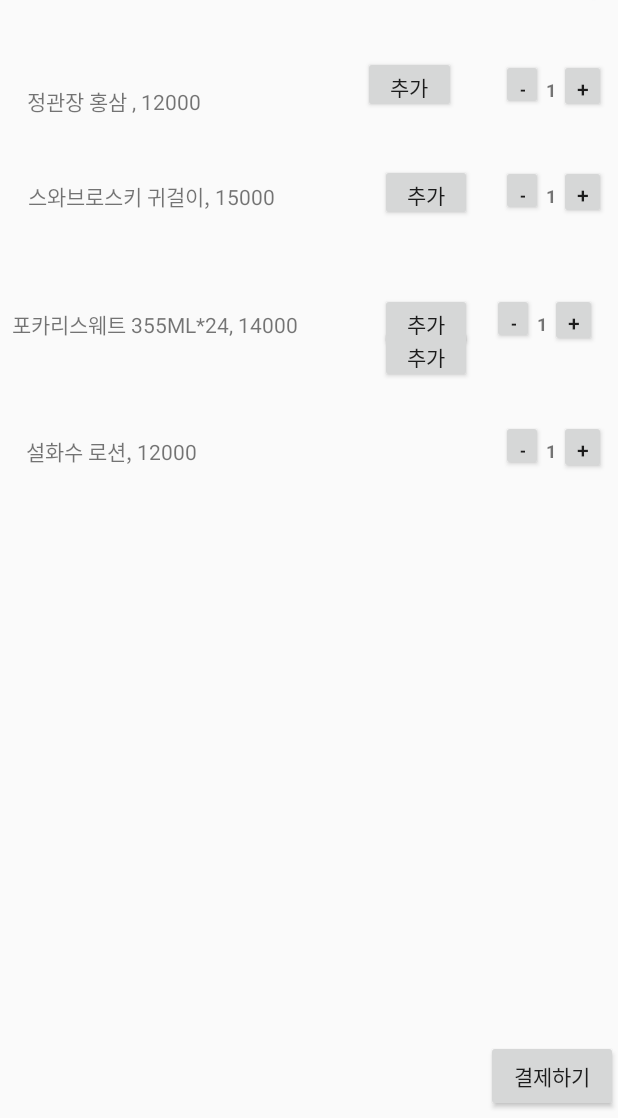
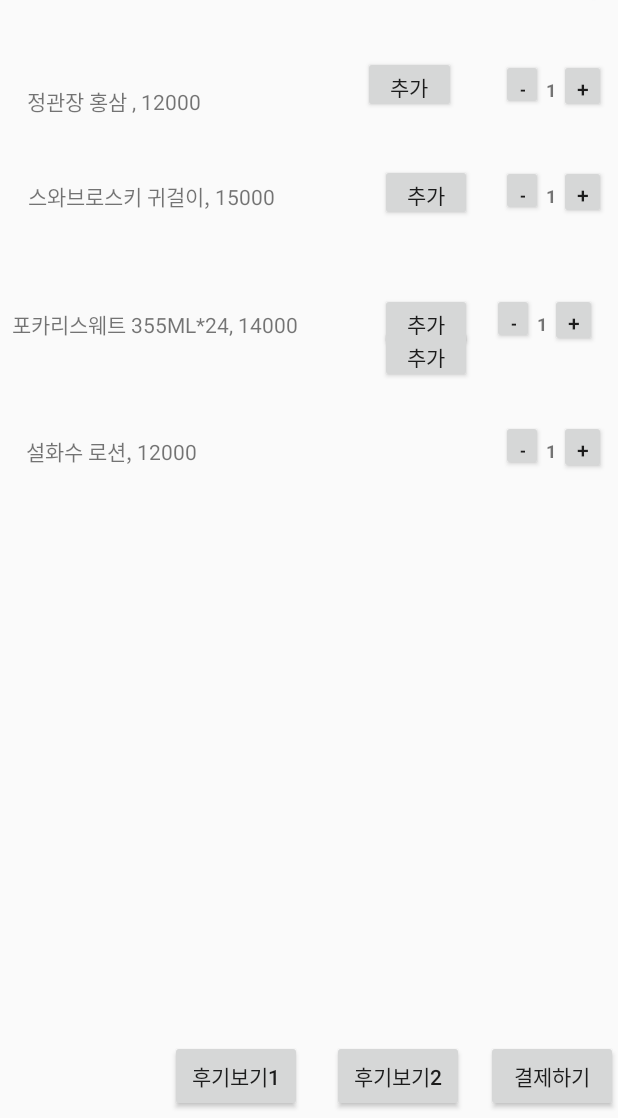
Before and after one commit to TrustOne/ddang, an Android app: the screen it shows after launch (MainActivity), on a phone screen of 412 x 824 dp, the part 118-1236 px from its top. Run offline under Robolectric (Android 15) with nearby library versions, the phone set to English and light mode, and no system bars; our stand-ins replace Firebase (no records; nobody signed in at launch, a user with empty details on screens opened directly); libraries missing offline, so code that uses them is left out: com.facebook, com.facebook.login.

Commit message:
0808_첫번째

```diff
--- a/app/build.gradle
+++ b/app/build.gradle
@@ -34,9 +34,6 @@ dependencies {
     compile 'com.google.android.gms:play-services-auth:15.0.1'
     compile 'com.google.firebase:firebase-firestore:15.0.0'
 
-
-
-
     //   compile files('libs/naveridlogin_android_sdk_4.2.0.aar')
 
 
--- a/app/src/main/res/layout/activity_main.xml
+++ b/app/src/main/res/layout/activity_main.xml
@@ -333,5 +333,32 @@
             android:text="+" />
     </LinearLayout>
 
+    <Button
+        android:id="@+id/btn_comment2"
+        android:layout_width="wrap_content"
+        android:layout_height="wrap_content"
+        android:layout_marginBottom="4dp"
+        android:text="후기보기2"
+        app:layout_constraintBottom_toBottomOf="parent"
+        app:layout_constraintEnd_toEndOf="parent"
+        app:layout_constraintHorizontal_bias="0.683"
+        app:layout_constraintStart_toStartOf="parent"
+        app:layout_constraintTop_toTopOf="parent"
+        app:layout_constraintVertical_bias="1.0" />
+
+    <Button
+        android:id="@+id/btn_comment1"
+        android:layout_width="wrap_content"
+        android:layout_height="wrap_content"
+        android:layout_marginBottom="4dp"
+        android:onClick="Comment1_click"
+        android:text="후기보기1"
+        app:layout_constraintBottom_toBottomOf="parent"
+        app:layout_constraintEnd_toEndOf="parent"
+        app:layout_constraintHorizontal_bias="0.349"
+        app:layout_constraintStart_toStartOf="parent"
+        app:layout_constraintTop_toTopOf="parent"
+        app:layout_constraintVertical_bias="1.0" />
+
 
 </android.support.constraint.ConstraintLayout>
--- a/app/src/main/res/values/strings.xml
+++ b/app/src/main/res/values/strings.xml
@@ -2,4 +2,5 @@
     <string name="app_name">secondlogin</string>
     <string name="facebook_app_id">227142767893716</string>
     <string name="fb_login_protocol_scheme">fb227142767893716</string>
+    <string name="title_activity_comment__1">Comment_Activity_1</string>
 </resources>
--- /dev/null
+++ b/naveridlogin_android_sdk_4.2.0/build.gradle
@@ -0,0 +1,2 @@
+configurations.maybeCreate("default")
+artifacts.add("default", file('naveridlogin_android_sdk_4.2.0.aar'))
--- /dev/null
+++ b/settings.gradle
@@ -0,0 +1 @@
+include ':app', ':naveridlogin_android_sdk_4.2.0'
```
Also changed, not shown: app/src/main/AndroidManifest.xml (+8 -1 lines), app/src/main/java/com/example/administrator/secondlogin/Comment_Activity_1.java (added, +168 -0 lines), app/src/main/java/com/example/administrator/secondlogin/MainActivity.java (+9 -2 lines), app/src/main/res/layout/activity_comment__1.xml (added, +73 -0 lines), build.gradle (added, +29 -0 lines), gradle.properties (added, +13 -0 lines), gradle/wrapper/gradle-wrapper.properties (added), 6 other files.
